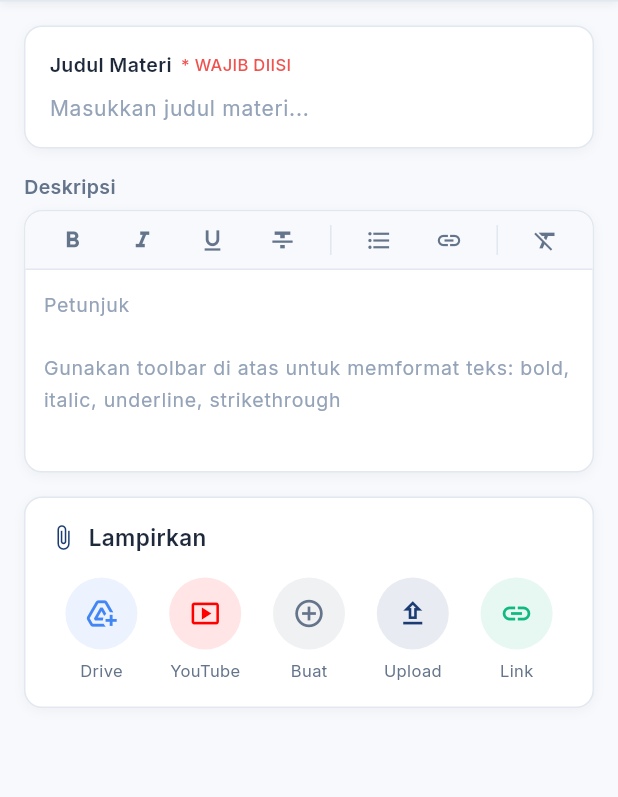
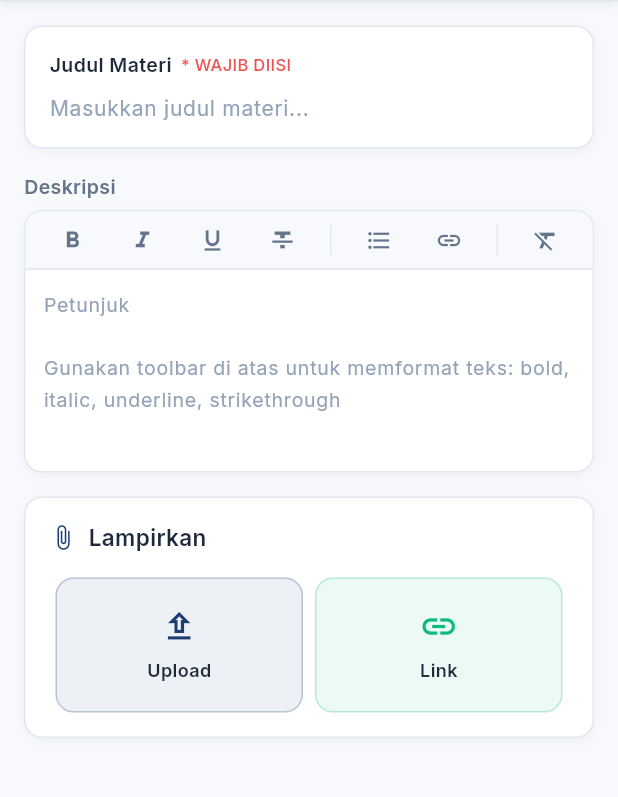
Before and after one commit to augistaadma42-png/sipena_guru, a Flutter app: the BuatMateriPage screen opened directly with empty values, on a phone screen of 412 x 824 dp, the part 108-905 px from its top. Run offline on Flutter 3.47's test engine with Material 3 defaults, Android fonts, the phone set to English and light mode, and no system bars; our stand-ins replace equatable, flutter_bloc, google_fonts; missing offline and left inert: flutter_quill.

Commit message:
style: mengubah lapiran_section menjadi upload dan link saja, dan mengubah menjadi kotak

```diff
--- a/lib/features/laporan/laporan_tugas/presentation/widgets/unduh_rekap_button.dart
+++ b/lib/features/laporan/laporan_tugas/presentation/widgets/unduh_rekap_button.dart
@@ -13,8 +13,7 @@ class UnduhRekapButton extends StatelessWidget {
     return GestureDetector(
       onTap: onTap,
       child: Container(
-        padding:
-            const EdgeInsets.symmetric(horizontal: 16, vertical: 10),
+        padding: const EdgeInsets.symmetric(horizontal: 16, vertical: 10),
         decoration: BoxDecoration(
           color: AppColors.secondaryOrange,
           borderRadius: BorderRadius.circular(12),
@@ -29,14 +28,10 @@ class UnduhRekapButton extends StatelessWidget {
         child: Row(
           mainAxisSize: MainAxisSize.min,
           children: [
-            const Icon(
-              Icons.download_rounded,
-              color: Colors.white,
-              size: 14,
-            ),
+            const Icon(Icons.download_rounded, color: Colors.white, size: 14),
             const SizedBox(width: 6),
             Text(
-              'Unduh Rekap',
+              'Unduh',
               style: GoogleFonts.inter(
                 fontSize: 12,
                 fontWeight: FontWeight.w700,
--- a/lib/features/tugas/buat_tugas/presentation/widgets/lampiran_section.dart
+++ b/lib/features/tugas/buat_tugas/presentation/widgets/lampiran_section.dart
@@ -19,24 +19,6 @@ class _LampiranAdded {
 
 // Contoh lampiran per tombol
 const _contohLampiran = {
-  'Drive': _LampiranAdded(
-    icon: Icons.add_to_drive,
-    color: Color(0xFF4285F4),
-    nama: 'Modul_Integral_Bab3.pdf',
-    tipe: 'Google Drive',
-  ),
-  'YouTube': _LampiranAdded(
-    icon: Icons.smart_display_outlined,
-    color: Color(0xFFFF0000),
-    nama: 'Penjelasan Integral Tentu - YouTube',
-    tipe: 'Video YouTube',
-  ),
-  'Buat': _LampiranAdded(
-    icon: Icons.description_outlined,
-    color: AppColors.textSecondary,
-    nama: 'Dokumen Baru - Latihan Soal',
-    tipe: 'Google Docs',
-  ),
   'Upload': _LampiranAdded(
     icon: Icons.insert_drive_file_outlined,
     color: AppColors.primaryBlue,
@@ -94,7 +76,9 @@ class _LampiranSectionState extends State<LampiranSection> {
           content: Text('Lampiran $label sudah ditambahkan'),
           behavior: SnackBarBehavior.floating,
           duration: const Duration(seconds: 1),
-          shape: RoundedRectangleBorder(borderRadius: BorderRadius.circular(10)),
+          shape: RoundedRectangleBorder(
+            borderRadius: BorderRadius.circular(10),
+          ),
         ),
       );
       return;
@@ -115,18 +99,25 @@ class _LampiranSectionState extends State<LampiranSection> {
 
   void _updateNotifier() {
     if (widget.lampiranNamesNotifier != null) {
-      widget.lampiranNamesNotifier!.value = _addedItems.map((e) => e.nama).toList();
+      widget.lampiranNamesNotifier!.value = _addedItems
+          .map((e) => e.nama)
+          .toList();
     }
   }
 
   @override
   Widget build(BuildContext context) {
     final buttons = [
-      _ButtonData(icon: Icons.add_to_drive, label: 'Drive', color: const Color(0xFF4285F4)),
-      _ButtonData(icon: Icons.smart_display_outlined, label: 'YouTube', color: const Color(0xFFFF0000)),
-      _ButtonData(icon: Icons.add_circle_outline, label: 'Buat', color: AppColors.textSecondary),
-      _ButtonData(icon: Icons.upload_outlined, label: 'Upload', color: AppColors.primaryBlue),
-      _ButtonData(icon: Icons.link, label: 'Link', color: const Color(0xFF10B981)),
+      _ButtonData(
+        icon: Icons.upload_outlined,
+        label: 'Upload',
+        color: AppColors.primaryBlue,
+      ),
+      _ButtonData(
+        icon: Icons.link,
+        label: 'Link',
+        color: const Color(0xFF10B981),
+      ),
     ];
 
     return Container(
@@ -149,7 +140,11 @@ class _LampiranSectionState extends State<LampiranSection> {
           // Header
           Row(
             children: [
-              const Icon(Icons.attach_file, color: AppColors.primaryBlue, size: 18),
+              const Icon(
+                Icons.attach_file,
+                color: AppColors.primaryBlue,
+                size: 18,
+              ),
               const SizedBox(width: 8),
               Text(
                 'Lampirkan',
@@ -162,7 +157,10 @@ class _LampiranSectionState extends State<LampiranSection> {
               if (_addedItems.isNotEmpty) ...[
                 const SizedBox(width: 8),
                 Container(
-                  padding: const EdgeInsets.symmetric(horizontal: 8, vertical: 2),
+                  padding: const EdgeInsets.symmetric(
+                    horizontal: 8,
+                    vertical: 2,
+                  ),
                   decoration: BoxDecoration(
                     color: AppColors.primaryBlue.withOpacity(0.1),
                     borderRadius: BorderRadius.circular(20),
@@ -184,12 +182,16 @@ class _LampiranSectionState extends State<LampiranSection> {
           // Tombol-tombol lampiran
           Row(
             mainAxisAlignment: MainAxisAlignment.spaceAround,
-            children: buttons.map((b) => _LampiranButton(
+            children: buttons
+                .map(
+                  (b) => _LampiranButton(
                     icon: b.icon,
                     label: b.label,
                     color: b.color,
                     onTap: () => _tambahLampiran(b.label),
-            )).toList(),
+                  ),
+                )
+                .toList(),
           ),
 
           // Daftar lampiran yang sudah ditambahkan
@@ -206,10 +208,12 @@ class _LampiranSectionState extends State<LampiranSection> {
               ),
             ),
             const SizedBox(height: 8),
-            ...(_addedItems.map((item) => _LampiranItem(
+            ...(_addedItems.map(
+              (item) => _LampiranItem(
                 item: item,
                 onHapus: () => _hapusLampiran(item),
-            ))),
+              ),
+            )),
           ],
         ],
       ),
@@ -221,7 +225,11 @@ class _ButtonData {
   final IconData icon;
   final String label;
   final Color color;
-  const _ButtonData({required this.icon, required this.label, required this.color});
+  const _ButtonData({
+    required this.icon,
+    required this.label,
+    required this.color,
+  });
 }
 
 class _LampiranButton extends StatelessWidget {
@@ -231,6 +239,7 @@ class _LampiranButton extends StatelessWidget {
   final VoidCallback onTap;
 
   const _LampiranButton({
+    super.key,
     required this.icon,
     required this.label,
     required this.color,
@@ -239,28 +248,39 @@ class _LampiranButton extends StatelessWidget {
 
   @override
   Widget build(BuildContext context) {
-    return GestureDetector(
+    return Expanded(
+      child: Padding(
+        padding: const EdgeInsets.symmetric(horizontal: 4),
+        child: Material(
+          color: Colors.transparent,
+          child: InkWell(
             onTap: onTap,
+            borderRadius: BorderRadius.circular(12),
+            child: Container(
+              height: 90,
+              decoration: BoxDecoration(
+                color: color.withOpacity(0.08),
+                borderRadius: BorderRadius.circular(12),
+                border: Border.all(color: color.withOpacity(0.25)),
+              ),
               child: Column(
+                mainAxisAlignment: MainAxisAlignment.center,
                 children: [
-          Container(
-            width: 48,
-            height: 48,
-            decoration: BoxDecoration(
-              color: color.withOpacity(0.1),
-              shape: BoxShape.circle,
-            ),
-            child: Icon(icon, color: color, size: 22),
-          ),
-          const SizedBox(height: 6),
+                  Icon(icon, color: color, size: 26),
+                  const SizedBox(height: 8),
                   Text(
                     label,
                     style: GoogleFonts.inter(
-              fontSize: 11,
-              color: AppColors.textSecondary,
+                      fontSize: 12,
+                      fontWeight: FontWeight.w600,
+                      color: AppColors.textPrimary,
                     ),
                   ),
                 ],
+              ),
+            ),
+          ),
+        ),
       ),
     );
   }
@@ -314,7 +334,11 @@ class _LampiranItem extends StatelessWidget {
           const SizedBox(width: 8),
           GestureDetector(
             onTap: onHapus,
-            child: Icon(Icons.close_rounded, size: 18, color: AppColors.textSecondary),
+            child: Icon(
+              Icons.close_rounded,
+              size: 18,
+              color: AppColors.textSecondary,
+            ),
           ),
         ],
       ),
```
Also changed, not shown: pubspec.lock. Lines whose indentation alone changed are shown as unchanged.
